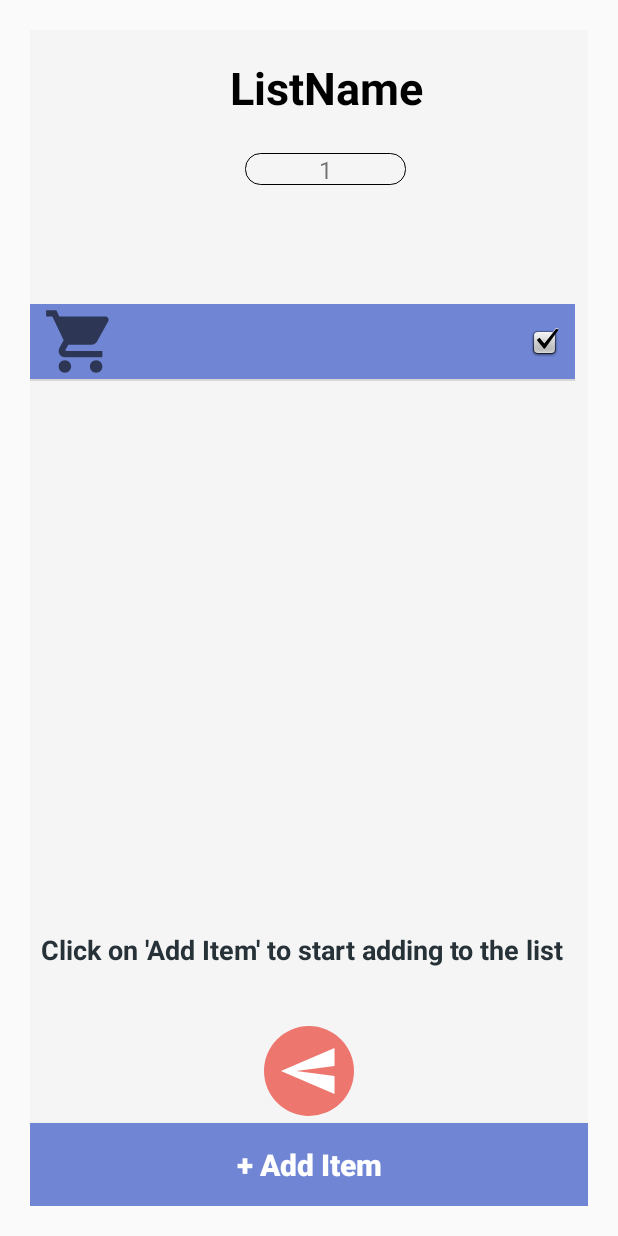
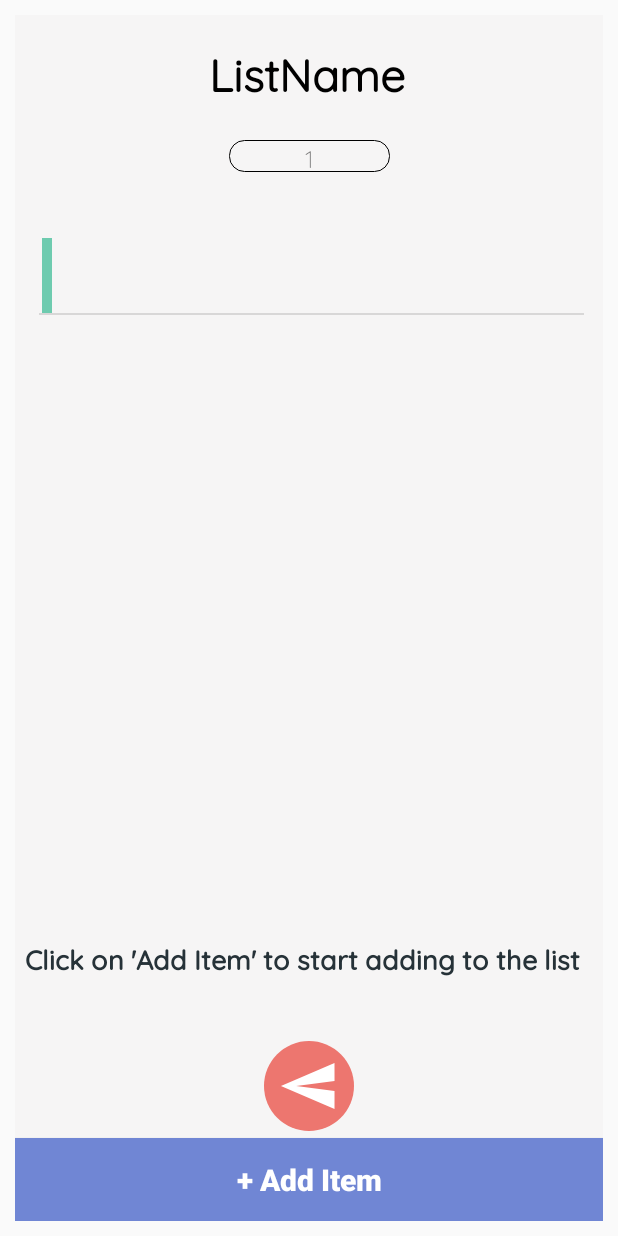
Before and after one commit to iris-g/FinalProject, an Android app: the EditListActivity screen opened directly, with no data from a screen before it, after a tap on "OK", on a phone screen of 412 x 824 dp. Run offline under Robolectric (Android 15) with nearby library versions, the phone set to English and light mode, and no system bars; our stand-ins replace Room's generated code; 1 other tap on this screen came first.

Commit message:
camera works + row item

```diff
--- a/app/src/main/AndroidManifest.xml
+++ b/app/src/main/AndroidManifest.xml
@@ -11,9 +11,7 @@
         android:theme="@style/Theme.FinalProject"
         android:requestLegacyExternalStorage="true">
 
-       <activity
-            android:name=".UserSettingsActivity"
-           android:exported="false" />
+
 
         <activity
             android:name=".MainActivity"
--- a/app/src/main/res/drawable-v24/ic_edit.xml
+++ b/app/src/main/res/drawable-v24/ic_edit.xml
@@ -1,6 +1,6 @@
 <vector xmlns:android="http://schemas.android.com/apk/res/android"
-    android:width="24dp"
-    android:height="24dp"
+    android:width="34dp"
+    android:height="34dp"
     android:viewportWidth="24"
     android:viewportHeight="24"
     android:tint="?attr/colorControlNormal">
--- a/app/src/main/res/layout/activity_main1.xml
+++ b/app/src/main/res/layout/activity_main1.xml
@@ -4,7 +4,7 @@
     xmlns:tools="http://schemas.android.com/tools"
     android:layout_width="match_parent"
     android:layout_height="match_parent"
-    android:layout_margin="20dp"
+    android:layout_margin="10dp"
     android:background="#F6F5F5"
     tools:context=".MainActivity">
 
@@ -44,21 +44,23 @@
         android:id="@+id/list_name"
         android:layout_width="wrap_content"
         android:layout_height="wrap_content"
+        android:fontFamily="@font/quicksand_regular"
         android:text="ListName"
         android:textColor="#000000"
         android:textSize="30sp"
         android:textStyle="bold"
         app:layout_constraintBottom_toBottomOf="parent"
         app:layout_constraintEnd_toEndOf="parent"
-        app:layout_constraintHorizontal_bias="0.547"
+        app:layout_constraintHorizontal_bias="0.496"
         app:layout_constraintStart_toStartOf="parent"
         app:layout_constraintTop_toTopOf="parent"
-        app:layout_constraintVertical_bias="0.024" />
+        app:layout_constraintVertical_bias="0.023" />
 
     <TextView
         android:id="@+id/textView3"
         android:layout_width="wrap_content"
         android:layout_height="wrap_content"
+        android:fontFamily="@font/quicksand_medium"
         android:text="Click on 'Add Item' to start adding to the list"
         android:textColor="#263238"
         android:textSize="18sp"
@@ -76,15 +78,16 @@
         android:layout_height="21dp"
         android:layout_marginTop="20dp"
         android:background="@drawable/view_text_background"
+        android:fontFamily="@font/quicksand_light"
         android:text="No Items Yet"
         android:textAlignment="center"
         android:textSize="16sp"
         app:layout_constraintBottom_toTopOf="@+id/recycler_view"
         app:layout_constraintEnd_toEndOf="parent"
-        app:layout_constraintHorizontal_bias="0.541"
+        app:layout_constraintHorizontal_bias="0.501"
         app:layout_constraintStart_toStartOf="parent"
         app:layout_constraintTop_toBottomOf="@+id/list_name"
-        app:layout_constraintVertical_bias="0.041" />
+        app:layout_constraintVertical_bias="0.089" />
 
     <androidx.recyclerview.widget.RecyclerView
         android:id="@+id/recycler_view"
@@ -92,9 +95,13 @@
         android:layout_height="356dp"
         android:layout_marginTop="89dp"
         android:layout_marginBottom="28dp"
+        android:backgroundTint="@android:color/transparent"
         app:layout_constraintBottom_toTopOf="@+id/textView3"
+        app:layout_constraintEnd_toEndOf="parent"
+        app:layout_constraintHorizontal_bias="0.551"
+        app:layout_constraintStart_toStartOf="parent"
         app:layout_constraintTop_toBottomOf="@+id/list_name"
-        tools:layout_editor_absoluteX="4dp" />
+        app:layout_constraintVertical_bias="0.0" />
 
 
 </androidx.constraintlayout.widget.ConstraintLayout>
--- a/app/src/main/res/layout/drawer_header.xml
+++ b/app/src/main/res/layout/drawer_header.xml
@@ -17,7 +17,7 @@
         android:textSize="30dp" />
 
     <de.hdodenhof.circleimageview.CircleImageView
-        android:id="@+id/user_image"
+        android:id="@+id/user_image_small"
         android:layout_centerInParent="true"
         android:src="@drawable/android_avatar"
         android:layout_width="70dp"
--- a/app/src/main/res/layout/row_item.xml
+++ b/app/src/main/res/layout/row_item.xml
@@ -3,13 +3,7 @@
     xmlns:app="http://schemas.android.com/apk/res-auto"
     android:layout_width="match_parent"
     android:layout_height="50dp"
-    android:backgroundTint="#7086D4">
-
-    <ImageView
-        android:id="@+id/flag"
-        android:layout_width="67dp"
-        android:layout_height="match_parent"
-        app:srcCompat="@drawable/ic_baseline_local_grocery_store_24" />
+    android:backgroundTint="@android:color/transparent">
 
     <TextView
         android:id="@+id/name"
@@ -17,11 +11,12 @@
         android:layout_height="wrap_content"
         android:layout_alignParentEnd="true"
         android:layout_marginStart="2dp"
-        android:layout_marginEnd="105dp"
-        android:layout_toEndOf="@+id/flag"
+        android:layout_marginEnd="73dp"
+        android:fontFamily="@font/quicksand_light"
         android:text="name sample"
-        android:textColor="#FFFFFF"
-        android:textStyle="bold|italic" />
+        android:textColor="@color/black"
+        android:textSize="16sp"
+        android:textStyle="bold" />
 
     <TextView
         android:id="@+id/shorty"
@@ -30,26 +25,25 @@
         android:layout_alignParentEnd="true"
         android:layout_alignParentBottom="true"
         android:layout_marginStart="1dp"
-        android:layout_marginEnd="106dp"
-        android:layout_marginBottom="7dp"
-        android:layout_toEndOf="@+id/flag"
+        android:layout_marginEnd="64dp"
+        android:layout_marginBottom="5dp"
+        android:fontFamily="@font/quicksand_light"
         android:text="short description sample"
-        android:textColor="#FFFFFF"
-        android:textSize="12sp"
-        android:textStyle="bold|italic" />
+        android:textSize="14sp"
+        android:textStyle="bold" />
 
     <CheckBox
         android:id="@+id/checkBox"
-        android:layout_width="68dp"
-        android:layout_height="39dp"
+        android:layout_width="27dp"
+        android:layout_height="wrap_content"
+        android:layout_alignParentStart="true"
         android:layout_alignParentTop="true"
-        android:layout_alignParentEnd="true"
         android:layout_alignParentBottom="true"
-        android:layout_marginStart="266dp"
-        android:layout_marginTop="16dp"
-        android:layout_marginEnd="9dp"
-        android:layout_marginBottom="-5dp"
-        android:layout_toEndOf="@+id/flag"
+        android:layout_marginStart="65dp"
+        android:layout_marginTop="11dp"
+        android:layout_marginEnd="19dp"
+        android:layout_marginBottom="12dp"
+        android:layout_toStartOf="@+id/shorty"
         android:button="@android:drawable/checkbox_on_background"
         android:checked="false"
         android:contextClickable="false"
@@ -59,4 +53,18 @@
         android:paddingRight="24dp"
         android:textSize="20sp" />
 
+    <TextView
+        android:id="@+id/textView4"
+        android:layout_width="56dp"
+        android:layout_height="match_parent"
+        android:layout_alignParentStart="true"
+        android:layout_alignParentTop="true"
+        android:layout_alignParentBottom="true"
+        android:layout_marginStart="2dp"
+        android:layout_marginTop="0dp"
+        android:layout_marginEnd="52dp"
+        android:layout_marginBottom="0dp"
+        android:layout_toStartOf="@+id/shorty"
+        android:background="@color/t_green" />
+
 </RelativeLayout>
```
Also changed, not shown: app/src/main/java/com/example/finalproject/UserSettingsActivity.java (+64 -9 lines), app/src/main/res/layout/activity_user_settings.xml (+32 -31 lines), app/src/main/res/layout/bottom_edit_user_name_layout.xml (added, +71 -0 lines), app/src/main/res/font/quicksand_bold.ttf (added), app/src/main/res/font/quicksand_light.ttf (added), app/src/main/res/font/quicksand_medium.ttf (added), app/src/main/res/font/quicksand_regular.ttf (added), app/src/main/res/font/quicksand_semi_bold.ttf (added).
